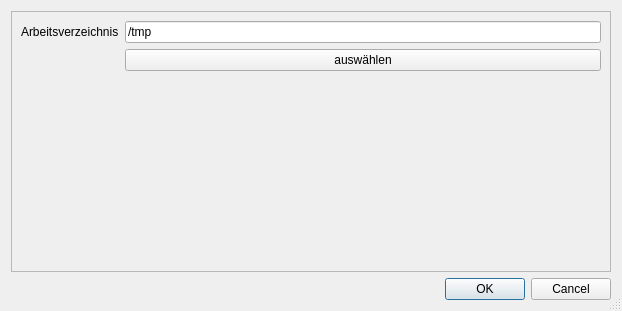
This is ui/settings_dialog.ui in cceh/byzanz-capture as Qt 5 draws it before an edit. The edited form follows.
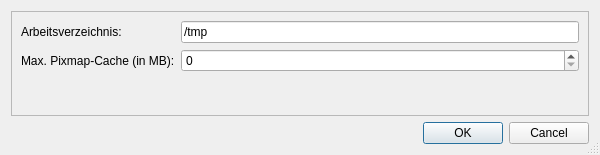
This is the edited form.

Diff of the .ui file:
```diff
--- a/ui/settings_dialog.ui
+++ b/ui/settings_dialog.ui
@@ -6,8 +6,8 @@
    <rect>
     <x>0</x>
     <y>0</y>
-    <width>622</width>
-    <height>311</height>
+    <width>600</width>
+    <height>155</height>
    </rect>
   </property>
   <property name="sizePolicy">
@@ -44,12 +44,20 @@
       <item row="0" column="0">
        <widget class="QLabel" name="label">
         <property name="text">
-         <string>Arbeitsverzeichnis</string>
+         <string>Arbeitsverzeichnis:</string>
         </property>
        </widget>
       </item>
       <item row="0" column="1">
        <widget class="QLineEdit" name="workingDirectoryInput">
+        <property name="cursor">
+         <cursorShape>PointingHandCursor</cursorShape>
+        </property>
+        <property name="styleSheet">
+         <string notr="true">QLineEdit::icon {
+    background-color: red;
+}</string>
+        </property>
         <property name="text">
          <string>/tmp</string>
         </property>
@@ -58,10 +66,17 @@
         </property>
        </widget>
       </item>
-      <item row="2" column="1">
-       <widget class="QPushButton" name="pushButton">
+      <item row="1" column="0">
+       <widget class="QLabel" name="label_2">
         <property name="text">
-         <string>auswählen</string>
+         <string>Max. Pixmap-Cache (in MB):</string>
+        </property>
+       </widget>
+      </item>
+      <item row="1" column="1">
+       <widget class="QSpinBox" name="maxPixmapCacheInput">
+        <property name="maximum">
+         <number>9999</number>
         </property>
        </widget>
       </item>
```
Left out of the diff: 28 changed lines with no effect on the pictures.
